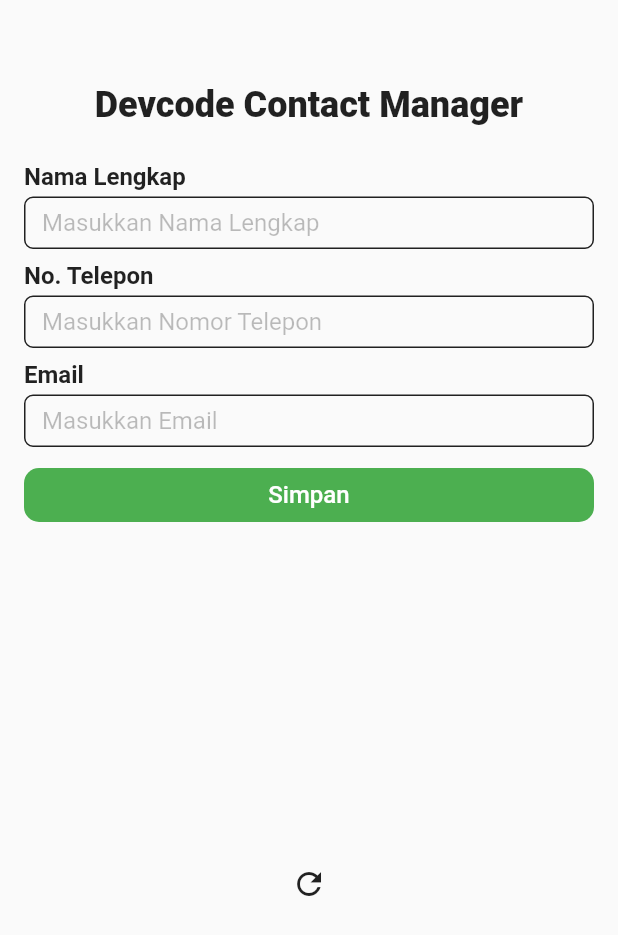
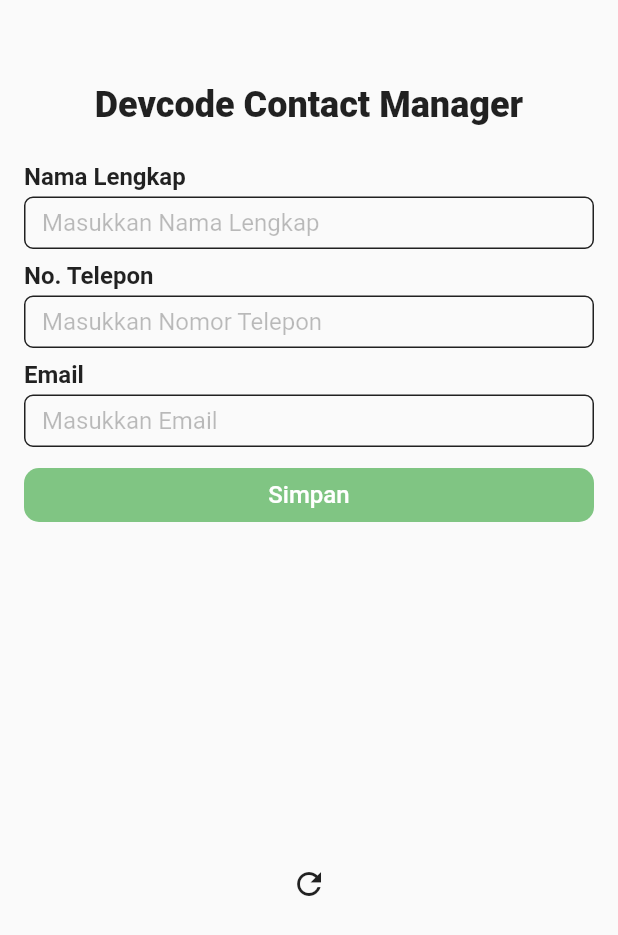
Before and after one commit to gethiredid/devcode-flutter-starter, a Flutter app: the RetrieveDataView screen opened by its route, on a phone screen of 412 x 824 dp. Shown: the top 935 px of the screen. Run offline on Flutter 3.47's test engine with Material 2 defaults, Android fonts, the phone set to English and light mode, and no system bars; our stand-ins replace dartz, get; missing offline and left inert: flutter_driver; network calls fail.

Commit message:
feature: 1. validate form create contact 2. validate form edit contact

```diff
--- a/lib/main.dart
+++ b/lib/main.dart
@@ -18,7 +18,7 @@ void initCoreService() {
 
 void main() {
   // TODO: Uncomment code di bawah, setiap kali ingin build debug apk untuk proses automation test.
-  initFlutterDriver();
+  // initFlutterDriver();
 
   initCoreService();
 
--- a/lib/modules/retrieve_data/retrieve_data_controller.dart
+++ b/lib/modules/retrieve_data/retrieve_data_controller.dart
@@ -17,6 +17,7 @@ class RetrieveDataController extends GetxController {
   final fullname = ''.obs;
   final phoneNumber = ''.obs;
   final email = ''.obs;
+  final validateInput = false.obs;
 
   ContactItem? selectedContact;
 
@@ -26,6 +27,22 @@ class RetrieveDataController extends GetxController {
 
   final contactRepository = ContactRepositoryImpl();
 
+  String? errorInput(String key) {
+    if (!validateInput.value) return null;
+
+    if (key == 'phone') {
+      return phoneNumber.value.isPhoneNumber ? null : 'Format nomor telepon tidak sesuai';
+    } else if (key == 'email') {
+      return email.value.isEmail ? null : 'Format email tidak sesuai';
+    }
+
+    return null;
+  }
+
+  bool get disableBtnSimpan {
+    return fullname.isEmpty || email.isEmpty || phoneNumber.isEmpty;
+  }
+
   void resetInput() {
     fullname('');
     phoneNumber('');
@@ -34,6 +51,8 @@ class RetrieveDataController extends GetxController {
     fullnameController.text = '';
     phoneNumberController.text = '';
     emailController.text = '';
+
+    validateInput(false);
   }
 
   void getContacts() async {
--- a/lib/modules/retrieve_data/retrieve_data_view.dart
+++ b/lib/modules/retrieve_data/retrieve_data_view.dart
@@ -54,20 +54,19 @@ class RetrieveDataView extends GetView<RetrieveDataController> {
       body: Column(
         children: [
           SizedBox(height: AppBar().preferredSize.height,),
-          Column(
+          Obx(() => Column(
               children: [
                 const Text('Devcode Contact Manager', style: TextStyle(fontWeight: FontWeight.w800, fontSize: 24), key: Key('header-title'),),
                 const SizedBox(height: 24,),
                 FormInput(textEditingController: controller.fullnameController, title: 'Nama Lengkap', hint: 'Masukkan Nama Lengkap', key: const Key('input-nama'), onChanged: (value) => controller.fullname(value), textInputType: TextInputType.text),
                 const SizedBox(height: 8,),
                 FormInput(textEditingController: controller.phoneNumberController, title: 'No. Telepon', hint: 'Masukkan Nomor Telepon', key: const Key('input-telepon'), onChanged: (value) {
-                // TODO: Uncomment code di bawah agar variable [phoneNumber] bisa berubah
-                // controller.phoneNumber(value);
-              }, textInputType: TextInputType.phone),
+                  controller.phoneNumber(value);
+                }, textInputType: TextInputType.phone, error: controller.errorInput('phone'), errorKey: 'error-desc-phone',),
                 const SizedBox(height: 8,),
                 FormInput(textEditingController: controller.emailController, title: 'Email', hint: 'Masukkan Email', key: const Key('input-email'), onChanged: (value) {
-                // TODO: Ubah variable [email] yang ada di dalam class [RetrieveDataController] sesuai dengan value dari FormInput
-              }, textInputType: TextInputType.emailAddress),
+                  controller.email(value);
+                }, textInputType: TextInputType.emailAddress, error: controller.errorInput('email'), errorKey: 'error-desc-email',),
                 const SizedBox(height: 8,),
                 Row(
                   children: [
@@ -75,7 +74,11 @@ class RetrieveDataView extends GetView<RetrieveDataController> {
                       child: Obx(() {
                         return TextButton(
                           key: const Key('btn-submit'),
-                        onPressed: () {
+                          onPressed: controller.disableBtnSimpan ? null : () {
+                            controller.validateInput(true);
+
+                            if (controller.errorInput('email') != null || controller.errorInput('phone') != null) return;
+
                             if (controller.selectedContact != null) {
                               controller.editContact();
                             } else {
@@ -87,7 +90,7 @@ class RetrieveDataView extends GetView<RetrieveDataController> {
                           ),
                           style: TextButton.styleFrom(
                             shape: RoundedRectangleBorder(borderRadius: BorderRadius.circular(10)),
-                          backgroundColor: controller.createContactStatus.value == RequestStatus.LOADING ? Colors.black38 : Colors.green,
+                            backgroundColor: Colors.green.withOpacity(controller.disableBtnSimpan ? 0.7 : 1),
                             // minimumSize: Size(double.infinity, minimumSize ?? 50),
                           ),
                         );
@@ -97,6 +100,7 @@ class RetrieveDataView extends GetView<RetrieveDataController> {
                 )
               ],
             ).marginSymmetric(horizontal: 16),
+          ),
           Expanded(
             child: _contactList,
           )
--- a/lib/modules/retrieve_data/widgets/form_input.dart
+++ b/lib/modules/retrieve_data/widgets/form_input.dart
@@ -6,8 +6,10 @@ class FormInput extends StatelessWidget {
   final Function(String value) onChanged;
   final TextInputType textInputType;
   final TextEditingController? textEditingController;
+  final String? error;
+  final String? errorKey;
 
-  const FormInput({Key? key, required this.textEditingController, required this.title, required this.hint, required this.onChanged, required this.textInputType}) : super(key: key);
+  const FormInput({Key? key, this.errorKey, this.error, required this.textEditingController, required this.title, required this.hint, required this.onChanged, required this.textInputType}) : super(key: key);
 
   @override
   Widget build(BuildContext context) {
@@ -35,7 +37,11 @@ class FormInput extends StatelessWidget {
             suffixIconConstraints: const BoxConstraints(maxHeight: 30, maxWidth: 30),
             errorStyle: const TextStyle(fontWeight: FontWeight.normal, fontSize: 16, color: Colors.red),
           ),
-        )
+        ),
+        if (error != null) ...[
+          const SizedBox(height: 4,),
+          Text(error ?? '', key: Key(errorKey ?? ''), style: const TextStyle(fontWeight: FontWeight.normal, fontSize: 12, color: Colors.red),),
+        ]
       ],
     );
   }
```
Also changed, not shown: 1 other file. Lines whose indentation alone changed are shown as unchanged.
